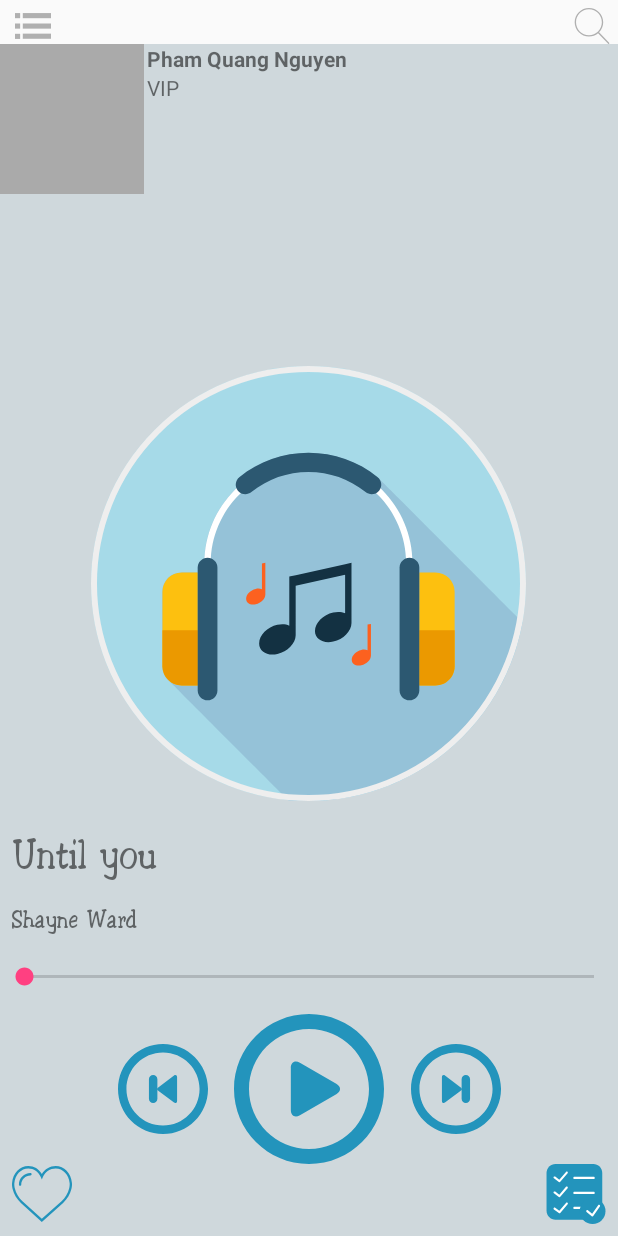
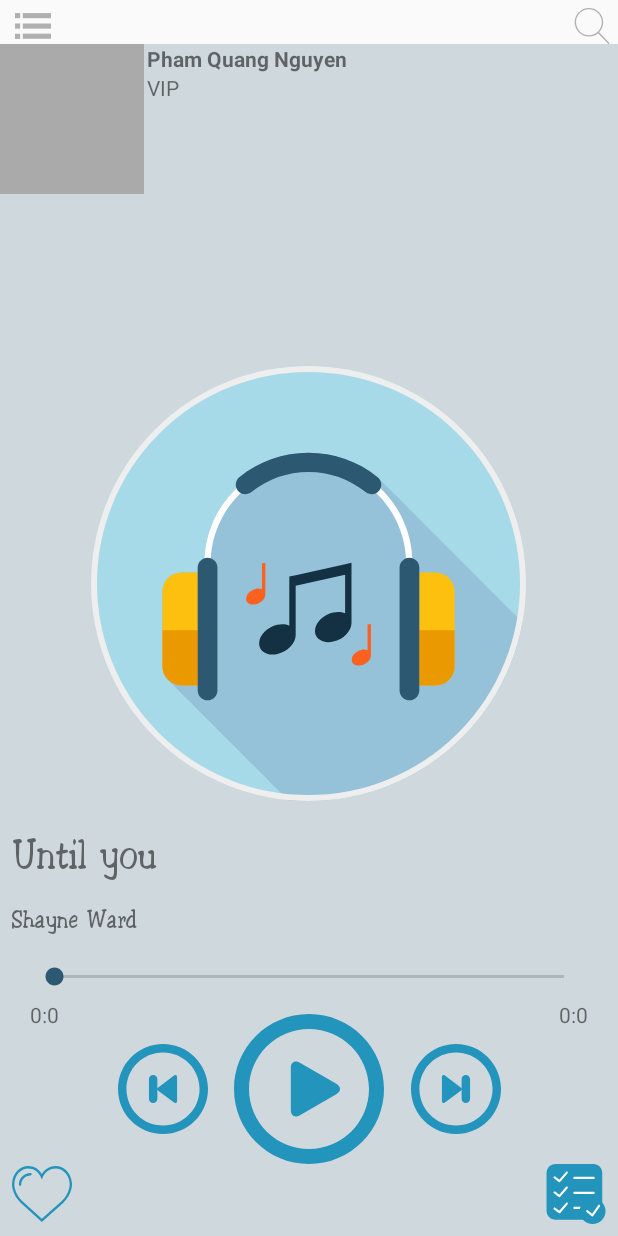
Before and after one commit to Nguyenpham1008/MusicStar, an Android app: the screen it shows after launch (MainActivity), on a phone screen of 412 x 824 dp. Run offline under Robolectric (Android 15) with nearby library versions, the phone set to English and light mode, and no system bars; plain views replace CircularImageView; Roboto replaces fonts that are not available here.

Commit message:
Fix bug + set up Seekbar

```diff
--- a/app/src/main/AndroidManifest.xml
+++ b/app/src/main/AndroidManifest.xml
@@ -19,7 +19,6 @@
             android:theme="@style/AppTheme.NoActionBar">
             <intent-filter>
                 <action android:name="android.intent.action.MAIN" />
-
                 <category android:name="android.intent.category.LAUNCHER" />
             </intent-filter>
         </activity>
--- a/app/src/main/res/layout/fragment_home.xml
+++ b/app/src/main/res/layout/fragment_home.xml
@@ -71,7 +71,10 @@
         android:layout_height="wrap_content"
         android:layout_above="@+id/btnPlay"
         android:layout_centerHorizontal="true"
-        android:layout_marginBottom="16dp" />
+        android:layout_marginBottom="16dp"
+        android:layout_marginLeft="20dp"
+        android:layout_marginRight="20dp"
+        android:theme="@style/MySeekBarTheme"/>
 
     <TextView
         android:id="@+id/txt_name_singer"
@@ -106,4 +109,23 @@
         android:layout_centerHorizontal="true"
         android:layout_marginBottom="15dp" />
 
+    <TextView
+        android:id="@+id/txtStart"
+        android:layout_width="wrap_content"
+        android:layout_height="wrap_content"
+        android:layout_above="@+id/btnPrevious"
+        android:layout_alignLeft="@+id/seekBar"
+        android:layout_alignStart="@+id/seekBar"
+        android:layout_marginBottom="10dp"
+        android:text="0:0" />
+
+    <TextView
+        android:id="@+id/txtStop"
+        android:layout_width="wrap_content"
+        android:layout_height="wrap_content"
+        android:layout_alignEnd="@+id/seekBar"
+        android:layout_alignRight="@+id/seekBar"
+        android:layout_alignTop="@+id/txtStart"
+        android:text="0:0" />
+
 </RelativeLayout>
--- a/app/src/main/res/values/styles.xml
+++ b/app/src/main/res/values/styles.xml
@@ -13,6 +13,10 @@
         <item name="windowNoTitle">true</item>
     </style>
 
+    <style name="MySeekBarTheme" parent="Widget.AppCompat.SeekBar" >
+        <item name="colorAccent">#2C5871</item>
+    </style>
+
     <style name="AppTheme.AppBarOverlay" parent="ThemeOverlay.AppCompat.Dark.ActionBar" />
 
     <style name="AppTheme.PopupOverlay" parent="ThemeOverlay.AppCompat.Light" />
```
Also changed, not shown: app/src/main/java/nguyenpham/com/musicstar/HomeFragment.java (+104 -2 lines), app/src/main/java/nguyenpham/com/musicstar/ListMusicActivity.java (+1 -7 lines).
